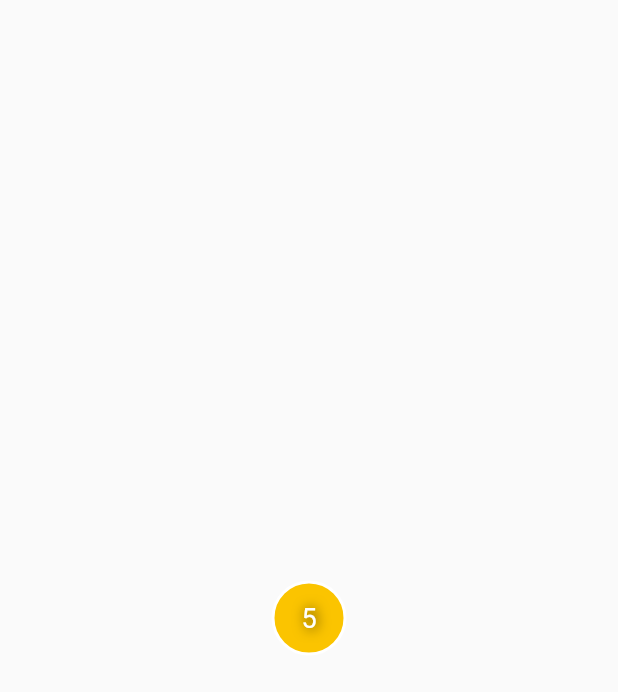
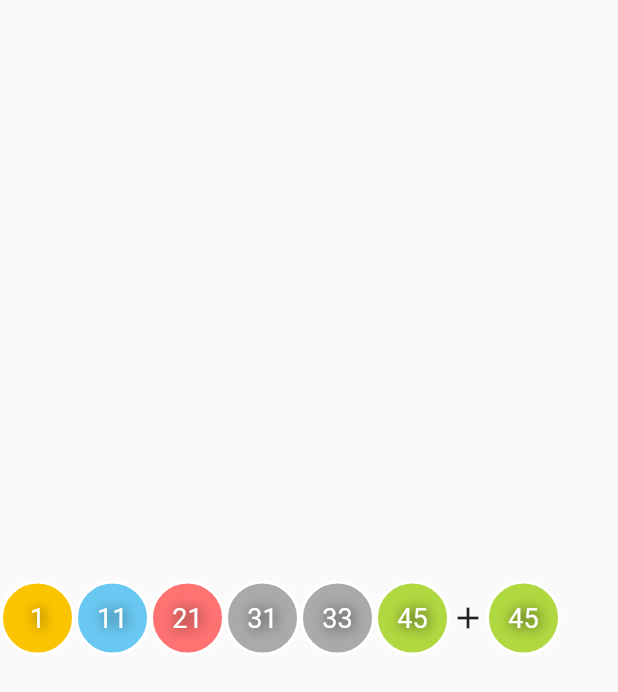
Before and after one commit to dv-zinke/flutter_lotto, a Flutter app: the MyLottoScreen screen opened directly, on a phone screen of 412 x 824 dp. Shown: the top 692 px of the screen. Run offline on Flutter 3.47's test engine with Material 2 defaults, Android fonts, the phone set to English and light mode, and no system bars; our stand-ins replace material_design_icons_flutter.

Commit message:
feat : 로또번호 위젯 생성

```diff
--- a/lib/screens/my_lotto_screen.dart
+++ b/lib/screens/my_lotto_screen.dart
@@ -1,11 +1,12 @@
 import 'package:flutter/material.dart';
+import 'package:lotto_flutter/widgets/lotto_number_set.dart';
 import 'package:lotto_flutter/widgets/number_ball.dart';
 
 class MyLottoScreen extends StatelessWidget {
   @override
   Widget build(BuildContext context) {
     return Scaffold(
-      body: Center(child: NumberBall(number: 5,)),
+      body: Center(child: LottoNumberSet(lottoNumbers: [1,11,21,31,33,45], bonusNumber: 1,)),
     );;
   }
 }
--- /dev/null
+++ b/lib/widgets/lotto_number_set.dart
@@ -0,0 +1,38 @@
+import 'package:flutter/material.dart';
+import 'package:lotto_flutter/widgets/number_ball.dart';
+import 'package:material_design_icons_flutter/material_design_icons_flutter.dart';
+
+class LottoNumberSet extends StatelessWidget {
+  final List<int> lottoNumbers;
+  final int bonusNumber;
+  const LottoNumberSet({
+    Key key,
+    @required this.lottoNumbers,
+    this.bonusNumber
+  }) : super(key: key);
+
+
+  @override
+  Widget build(BuildContext context) {
+    return Row(children: [
+      NumberBall(number: lottoNumbers[0],),
+      NumberBall(number: lottoNumbers[1],),
+      NumberBall(number: lottoNumbers[2],),
+      NumberBall(number: lottoNumbers[3],),
+      NumberBall(number: lottoNumbers[4],),
+      NumberBall(number: lottoNumbers[5],),
+      bonusNumber == null ?  Container() : Icon(Icons.add),
+      bonusNumber == null ?  Container() : NumberBall(number: lottoNumbers[5],),
+
+    ],);
+  }
+}
+
+List<Widget> getNumberWidget(List<int> lottoNumbers) {
+  List<Widget> lottoNumberWidgets = [];
+  for(int i=0; i<lottoNumbers.length; i++ ) {
+      lottoNumberWidgets.add(NumberBall(number: lottoNumbers[i],));
+  }
+
+  return lottoNumberWidgets;
+}
```
